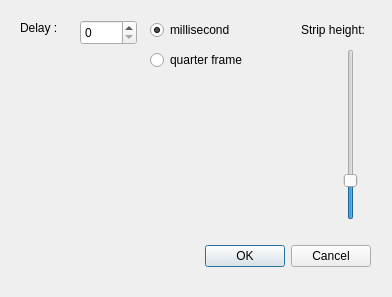
The window that app/Joker/PreferencesDialog.ui (JokerSync/Joker) describes before a commit, drawn with Qt 5.
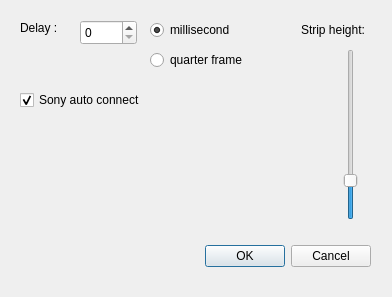
The same window after the commit.

Commit message: add sony autoconnect settings

Patch:
```diff
--- a/app/Joker/PreferencesDialog.ui
+++ b/app/Joker/PreferencesDialog.ui
@@ -113,6 +113,22 @@
     <string>Strip height:</string>
    </property>
   </widget>
+  <widget class="QCheckBox" name="sonyAutoConnectCheckBox">
+   <property name="geometry">
+    <rect>
+     <x>20</x>
+     <y>90</y>
+     <width>231</width>
+     <height>20</height>
+    </rect>
+   </property>
+   <property name="text">
+    <string>Sony auto connect</string>
+   </property>
+   <property name="checked">
+    <bool>true</bool>
+   </property>
+  </widget>
  </widget>
  <resources/>
  <connections>
```
The commit also changes 3 other files.
